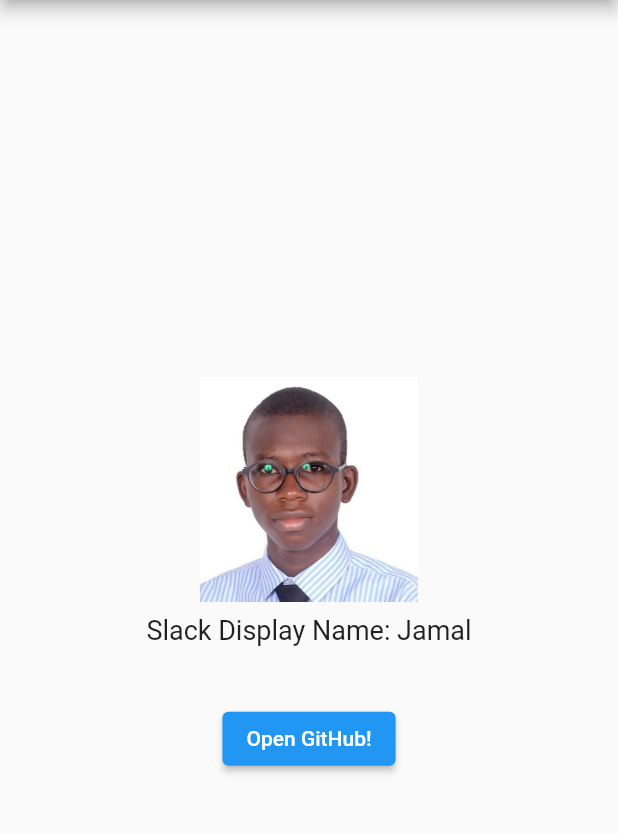
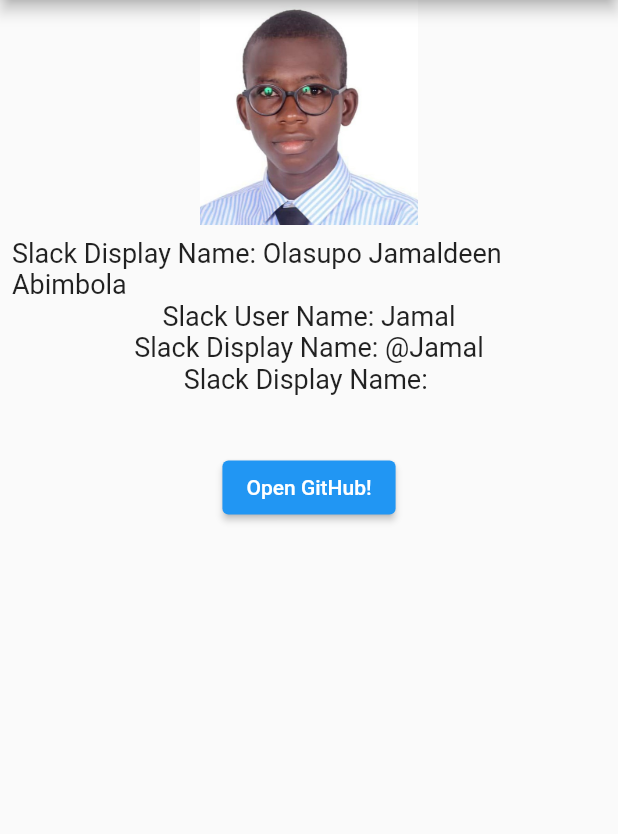
Before and after one commit to jamal-o/HNG, a Flutter app: the screen it shows after launch, on a phone screen of 412 x 824 dp, the part 84-918 px from its top. Run offline on Flutter 3.47's test engine with Material 2 defaults, Android fonts, the phone set to English and light mode, and no system bars; our stand-ins replace webview_flutter.

Commit message:
first commit

```diff
--- /dev/null
+++ b/lib/home_page.dart
@@ -0,0 +1,140 @@
+import 'package:flutter/material.dart';
+import 'package:stage_one/web-view.dart';
+
+class HomePage extends StatelessWidget {
+  HomePage({required pageTitle, super.key});
+
+  //TODO: Make it update with changes
+  SlackDetail slackDetail = SlackDetail(
+    fullName: "Olasupo Jamaldeen Abimbola",
+    userName: "Jamal",
+    gitHubHandle: "@Jamal",
+  );
+
+  // Scaffold scaffold = Scaffold(
+  //   appBar: appBar,
+  //   body: Container(
+  //     alignment: Alignment.center,
+  //     child: Column(
+  //       mainAxisAlignment: MainAxisAlignment.center,
+  //       crossAxisAlignment: CrossAxisAlignment.center,
+  //       children: [
+  //         Container(
+  //           decoration: BoxDecoration(
+  //             shape: BoxShape.circle,
+  //             borderRadius: BorderRadius.circular(150),
+  //           ),
+  //           width: 150,
+  //           height: 150,
+  //           child: displayPicture,
+  //         ),
+  //         Padding(
+  //           padding: const EdgeInsets.all(8.0),
+  //           child: slackDetailsSection,
+  //         ),
+  //         const SizedBox(
+  //           height: 30,
+  //         ),
+  //         GitHubButton(context),
+  //       ],
+  //     ),
+  //   ),
+  // );
+
+  @override
+  Widget build(BuildContext context) {
+    //TODO: retrieve slack details and cv details
+
+    return Scaffold(
+      appBar: appBar,
+      body: SingleChildScrollView(
+        // alignment: Alignment.center,
+        child: Column(
+          mainAxisAlignment: MainAxisAlignment.center,
+          crossAxisAlignment: CrossAxisAlignment.center,
+          children: [
+            Container(
+              decoration: BoxDecoration(
+                // shape: BoxShape.circle,
+                borderRadius: BorderRadius.circular(150),
+              ),
+              width: 150,
+              height: 150,
+              child: displayPicture,
+            ),
+            Padding(
+              padding: const EdgeInsets.all(8.0),
+              child: slackDetailsSection(),
+            ),
+            const SizedBox(
+              height: 30,
+            ),
+            GitHubButton(context),
+          ],
+        ),
+      ),
+    );
+  }
+
+  Widget slackDetailsSection() {
+    return Column(
+      children: [
+        Text(
+          'Slack Display Name: ${slackDetail.fullName}',
+          style: TextStyle(
+            fontSize: 18,
+          ),
+        ),
+        Text(
+          'Slack User Name: ${slackDetail.userName}',
+          style: TextStyle(
+            fontSize: 18,
+          ),
+        ),
+        Text(
+          'Slack Display Name: ${slackDetail.gitHubHandle}',
+          style: TextStyle(
+            fontSize: 18,
+          ),
+        ),
+        Text(
+          'Slack Display Name: ${slackDetail.bio}',
+          style: TextStyle(
+            fontSize: 18,
+          ),
+        ),
+      ],
+    );
+  }
+
+  Widget displayPicture = Image.asset('images/picture.jpg');
+
+  Widget GitHubButton(context) {
+    return ElevatedButton(
+      onPressed: () {
+        Navigator.of(context).push(
+          MaterialPageRoute(
+            builder: ((context) => GitHubWebView()),
+          ),
+        );
+      },
+      child: Text("Open GitHub!"),
+    );
+  }
+}
+
+AppBar appBar = AppBar(
+  title: Center(
+    child: Text("Stage One"),
+  ),
+);
+
+class SlackDetail {
+  String fullName, userName, gitHubHandle;
+  String? bio;
+  SlackDetail(
+      {required this.fullName,
+      required this.userName,
+      required this.gitHubHandle,
+      this.bio = ""});
+}
--- a/lib/main.dart
+++ b/lib/main.dart
@@ -1,4 +1,5 @@
 import 'package:flutter/material.dart';
+import 'package:stage_one/home_page.dart';
 import 'package:stage_one/web-view.dart';
 
 void main() {
@@ -17,68 +18,7 @@
           primarySwatch: Colors.blue,
         ),
         home: HomePage(
-          pageTitle: 'Stage One Task',
+          pageTitle: 'Stage Two Task',
         ));
   }
 }
-
-class HomePage extends StatelessWidget {
-  HomePage({required pageTitle, super.key});
-
-  // late final String pageTitle;
-  @override
-  Widget build(BuildContext context) {
-    return Scaffold(
-      appBar: appBar,
-      body: Container(
-        alignment: Alignment.center,
-        child: Column(
-          mainAxisAlignment: MainAxisAlignment.center,
-          crossAxisAlignment: CrossAxisAlignment.center,
-          children: [
-            SizedBox(
-              width: 150,
-              height: 150,
-              child: DisplayPicture,
-            ),
-            Padding(
-              padding: const EdgeInsets.all(8.0),
-              child: SlackName,
-            ),
-            const SizedBox(
-              height: 30,
-            ),
-            GitHubButton(context),
-          ],
-        ),
-      ),
-    );
-  }
-
-  Widget SlackName = Text(
-    'Slack Display Name: Jamal',
-    style: TextStyle(
-      fontSize: 18,
-    ),
-  );
-  Widget DisplayPicture = Image.asset('images/picture.jpg');
-
-  Widget GitHubButton(context) {
-    return ElevatedButton(
-      onPressed: () {
-        Navigator.of(context).push(
-          MaterialPageRoute(
-            builder: ((context) => GitHubWebView()),
-          ),
-        );
-      },
-      child: Text("Open GitHub!"),
-    );
-  }
-}
-
-AppBar appBar = AppBar(
-  title: Center(
-    child: Text("Stage One"),
-  ),
-);
```
Also changed, not shown: lib/edit_page.dart (added).
